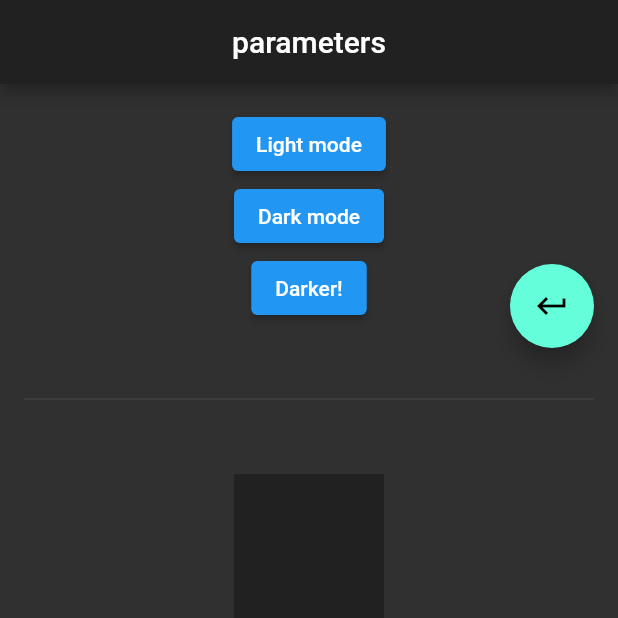
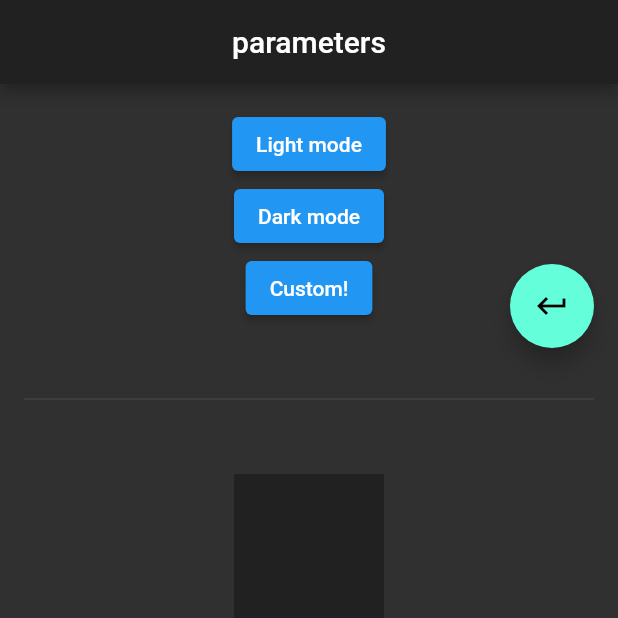
Before and after one commit to lucasPARISOT/winemanagement, a Flutter app: the screen it shows after launch, after a tap on the "settings" icon, on a phone screen of 412 x 824 dp, the top half of it. Run offline on Flutter 3.47's test engine with Material 2 defaults, Android fonts, the phone set to English and light mode, and no system bars; our stand-ins replace easy_localization, shared_preferences.

Commit message:
SharedPreferences for ThemeData

```diff
--- a/lib/main.dart
+++ b/lib/main.dart
@@ -1,5 +1,6 @@
 import 'package:easy_localization/easy_localization.dart';
 import 'package:flutter/material.dart';
+import 'package:shared_preferences/shared_preferences.dart';
 
 import 'app.dart';
 import 'custom_themes.dart';
@@ -9,9 +10,30 @@ void main() async{
   WidgetsFlutterBinding.ensureInitialized();
   await EasyLocalization.ensureInitialized();
 
+  MyThemeKeys theme = MyThemeKeys.DARK;
+
+  SharedPreferences prefs = await SharedPreferences.getInstance();
+  if(!prefs.containsKey('theme')){
+    prefs.setString('theme', 'MyThemeKeys.DARK');
+  }
+  else {
+    String? code = prefs.getString('theme');
+    switch(code) {
+      case 'MyThemeKeys.DARK':
+        theme = MyThemeKeys.DARK;
+        break;
+      case 'MyThemeKeys.LIGHT':
+        theme = MyThemeKeys.LIGHT;
+        break;
+      case 'MyThemeKeys.CUSTOM':
+        theme = MyThemeKeys.CUSTOM;
+        break;
+    }
+  }
+
   runApp(
     CustomTheme(
-      initialThemeKey: MyThemeKeys.DARK,
+      initialThemeKey: theme,
       child: EasyLocalization(
         supportedLocales: [Locale('en', 'US'), Locale('fr', 'FR'), Locale('es','ES')],
         path: 'assets/translations',
--- a/lib/my_themes.dart
+++ b/lib/my_themes.dart
@@ -1,13 +1,13 @@
 import 'package:flutter/material.dart';
 
-enum MyThemeKeys { LIGHT, DARK, DARKER }
+enum MyThemeKeys { LIGHT, DARK, CUSTOM }
 
 class MyThemes {
   static final ThemeData lightTheme = ThemeData.light();
 
   static final ThemeData darkTheme = ThemeData.dark();
 
-  static final ThemeData darkerTheme = ThemeData(
+  static final ThemeData customTheme = ThemeData(
     primaryColor: Colors.black,
     brightness: Brightness.dark,
   );
@@ -18,10 +18,10 @@ class MyThemes {
         return lightTheme;
       case MyThemeKeys.DARK:
         return darkTheme;
-      case MyThemeKeys.DARKER:
-        return darkerTheme;
+      case MyThemeKeys.CUSTOM:
+        return customTheme;
       default:
-        return lightTheme;
+        return darkTheme;
     }
   }
 }
--- a/lib/parameters_page.dart
+++ b/lib/parameters_page.dart
@@ -1,5 +1,6 @@
 import 'package:easy_localization/easy_localization.dart';
 import 'package:flutter/material.dart';
+import 'package:shared_preferences/shared_preferences.dart';
 
 import 'custom_themes.dart';
 import 'my_home_page.dart';
@@ -24,7 +25,10 @@ class _ParametersPage extends State<ParametersPage> {
     );
   }
 
-  void _changeTheme(BuildContext buildContext, MyThemeKeys key) {
+  Future<void> _changeTheme(BuildContext buildContext, MyThemeKeys key) async {
+    SharedPreferences prefs = await SharedPreferences.getInstance();
+    debugPrint(key.toString());
+    prefs.setString('theme', key.toString());
     CustomTheme.instanceOf(buildContext).changeTheme(key);
   }
 
@@ -77,9 +81,9 @@ class _ParametersPage extends State<ParametersPage> {
                   ),
                   ElevatedButton(
                     onPressed: () {
-                      _changeTheme(context, MyThemeKeys.DARKER);
+                      _changeTheme(context, MyThemeKeys.CUSTOM);
                     },
-                    child: Text("Darker!"),
+                    child: Text("Custom!"),
                   ),
                   Divider(height: 100,),
                   AnimatedContainer(
```
